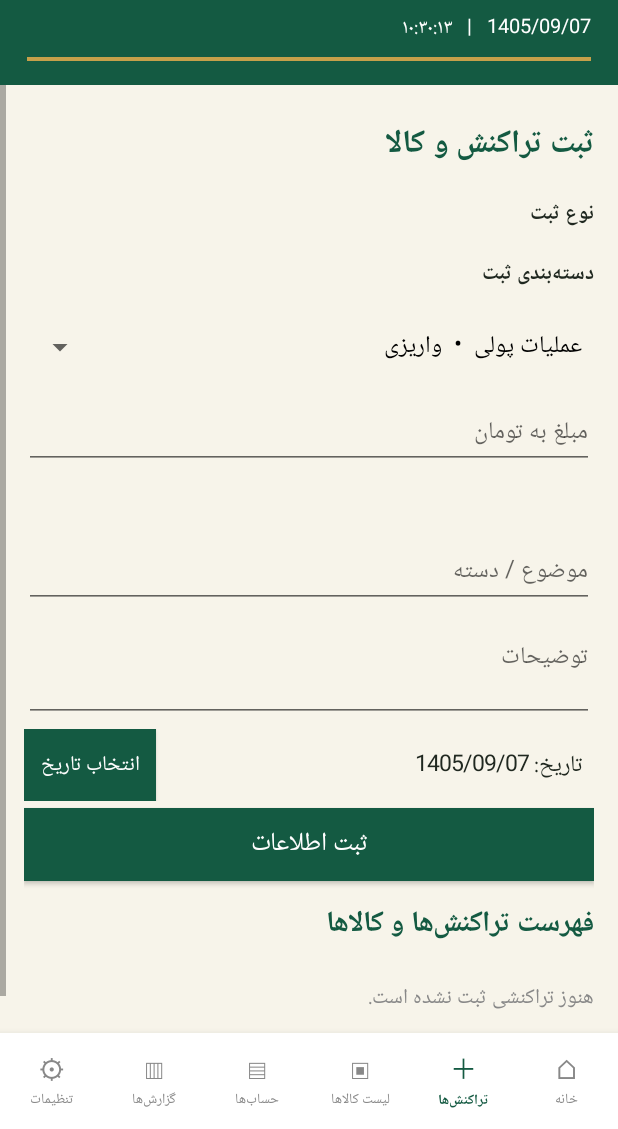
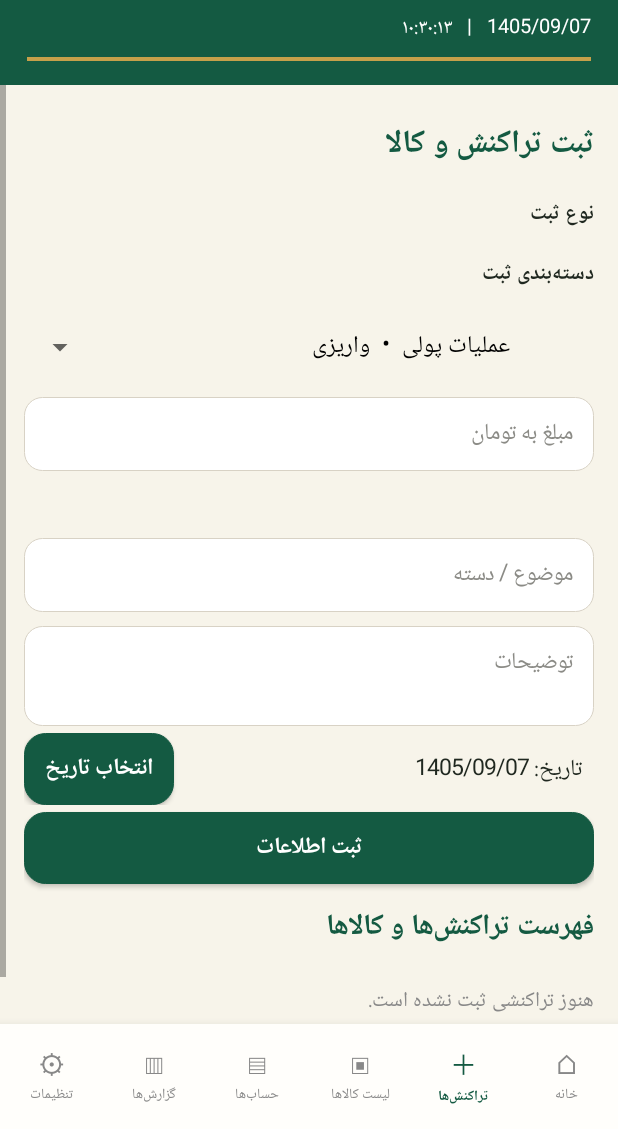
Before and after one commit to hzqom1397-eng/Daftar-Mali-Karimeh, an Android app: the screen it shows after launch (MainActivity), after a tap on an icon or button, on a phone screen of 412 x 824 dp, the part 107-1236 px from its top. Run offline under Robolectric (Android 15) with nearby library versions, the phone set to English and light mode, and no system bars; 1 other tap on this screen came first.

Commit message:
Update MainActivity.kt

```diff
--- a/app/src/main/java/ir/karimeh/finance/MainActivity.kt
+++ b/app/src/main/java/ir/karimeh/finance/MainActivity.kt
@@ -11,6 +11,7 @@ import android.text.Editable
 import android.text.TextWatcher
 import android.view.Gravity
 import android.view.View
+import android.view.ViewGroup
 import android.widget.*
 import org.json.JSONArray
 import org.json.JSONObject
@@ -140,13 +141,13 @@ class MainActivity : Activity() {
         bottomNav = LinearLayout(this).apply {
             orientation = LinearLayout.HORIZONTAL
             gravity = Gravity.CENTER
-            setBackgroundColor(Color.WHITE)
-            elevation = dp(8).toFloat()
+            setBackgroundColor(0xFFFFFEFB.toInt())
+            elevation = dp(10).toFloat()
             layoutDirection = View.LAYOUT_DIRECTION_RTL
         }
         root.addView(
             bottomNav,
-            LinearLayout.LayoutParams(-1, dp(64))
+            LinearLayout.LayoutParams(-1, dp(70))
         )
 
         setContentView(root)
@@ -221,7 +222,54 @@ class MainActivity : Activity() {
             "reports" -> buildReportsPage(content)
             "settings" -> buildSettingsPage(content)
         }
+        // Apply a consistent visual theme to every page after its views are created.
+        applyProfessionalStyle(pageContainer)
+        applyProfessionalStyle(bottomNav)
         refresh()
+    }
+
+    private fun applyProfessionalStyle(view: View) {
+        when (view) {
+            is Button -> {
+                val caption = view.text?.toString().orEmpty()
+                val buttonColor = if (caption.contains("دریافت طلب") || caption.contains("دریافت از مشتری")) GOLD else appPrimary()
+                view.background = GradientDrawable().apply {
+                    setColor(buttonColor)
+                    cornerRadius = dp(14).toFloat()
+                    setStroke(dp(1), if (buttonColor == GOLD) 0xFFB38D38.toInt() else appPrimary())
+                }
+                view.setTextColor(Color.WHITE)
+                view.textSize = 15f * appFontScale()
+                view.isAllCaps = false
+                view.typeface = appTypeface().let { Typeface.create(it, Typeface.BOLD) }
+                view.elevation = dp(2).toFloat()
+                view.setPadding(dp(14), dp(10), dp(14), dp(10))
+            }
+            is EditText -> {
+                view.background = GradientDrawable().apply {
+                    setColor(Color.WHITE)
+                    cornerRadius = dp(12).toFloat()
+                    setStroke(dp(1), 0xFFD8D2C5.toInt())
+                }
+                view.setPadding(dp(14), dp(12), dp(14), dp(12))
+                view.setTextColor(DARK)
+                view.setHintTextColor(0xFF8B8B86.toInt())
+                view.typeface = appTypeface()
+                view.textSize = 15f * appFontScale()
+            }
+            is TextView -> {
+                view.typeface = appTypeface().let { Typeface.create(it, if (((view.typeface?.style ?: Typeface.NORMAL) and Typeface.BOLD) != 0) Typeface.BOLD else Typeface.NORMAL) }
+            }
+            is LinearLayout -> {
+                // Preserve the existing card backgrounds while making spacing more consistent.
+                if (view.background == null && view !== bottomNav) {
+                    view.setPadding(view.paddingLeft, view.paddingTop, view.paddingRight, view.paddingBottom)
+                }
+            }
+        }
+        if (view is ViewGroup) {
+            for (i in 0 until view.childCount) applyProfessionalStyle(view.getChildAt(i))
+        }
     }
 
     private fun buildHomePage(content: LinearLayout) {
@@ -247,9 +295,12 @@ class MainActivity : Activity() {
             background = GradientDrawable().apply {
                 setColor(Color.WHITE)
                 cornerRadius = dp(18).toFloat()
-                setStroke(dp(1), 0xFFE6E1D5.toInt())
-            }
-        }
+                setStroke(dp(1), 0xFFE2D9C8.toInt())
+            }
+            elevation = dp(3).toFloat()
+        }
+        val accent = View(this).apply { setBackgroundColor(GOLD) }
+        card.addView(accent, LinearLayout.LayoutParams(-1, dp(3)))
         card.addView(label(title, 14, Color.GRAY, true))
         card.addView(label(value, 20, appPrimary(), true))
         if (detail.isNotBlank()) card.addView(label(detail, 13, DARK))
```
